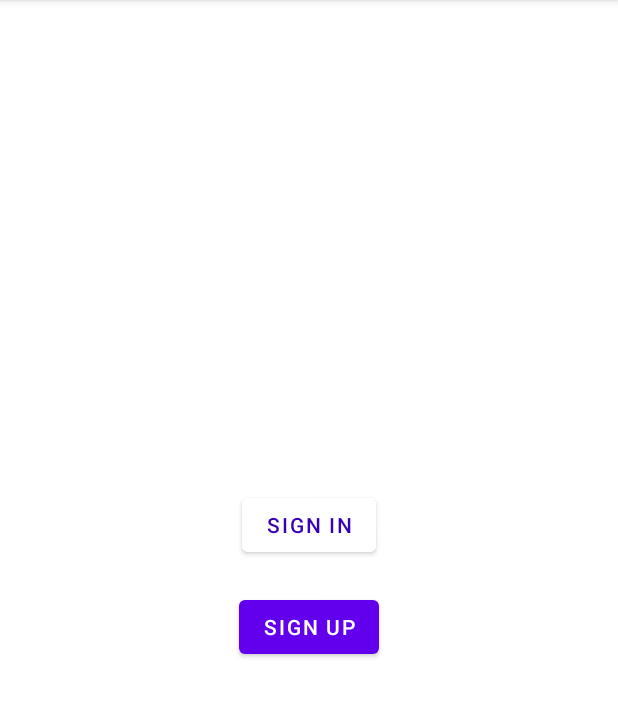
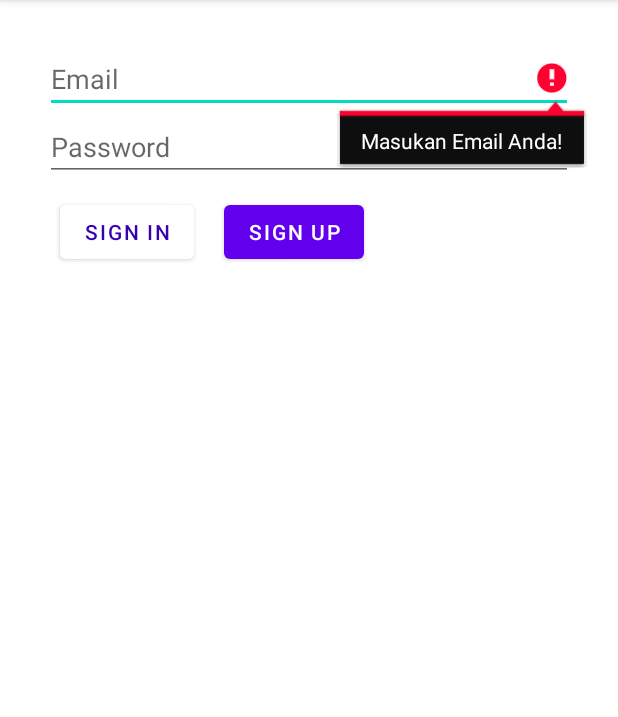
Before and after one commit to Arybobyku/OnlineShopAndroid, an Android app: the LoginActivity screen opened directly, with no data from a screen before it, after a tap on "SIGN IN", on a phone screen of 412 x 824 dp, the part 84-801 px from its top. Run offline under Robolectric (Android 15) with nearby library versions, the phone set to English and light mode, and no system bars.

Commit message:
bikin Login Dengan Push Data dan fetch callback dan Registasi (ProgressBarr)

```diff
--- a/app/src/main/java/com/example/onlineshop/Activity/LoginActivity.kt
+++ b/app/src/main/java/com/example/onlineshop/Activity/LoginActivity.kt
@@ -5,8 +5,17 @@ import androidx.appcompat.app.AppCompatActivity
 import android.os.Bundle
 import android.view.View
 import android.widget.Button
+import android.widget.EditText
+import android.widget.ProgressBar
+import android.widget.Toast
 import com.example.onlineshop.Helper.SharedPref
+import com.example.onlineshop.MainActivity
 import com.example.onlineshop.R
+import com.example.onlineshop.app.ApiConfig
+import com.example.onlineshop.model.ResponseModel
+import retrofit2.Call
+import retrofit2.Callback
+import retrofit2.Response
 
 class LoginActivity : AppCompatActivity() {
     private lateinit var sp:SharedPref
@@ -23,7 +32,8 @@ class LoginActivity : AppCompatActivity() {
         //button login
         btn_SignIn = findViewById(R.id.Btn_SignIn)
         btn_SignIn.setOnClickListener {
-            sp.statusLogin(true)
+
+            checkUser()
         }
         //button daftar
         btn_SignUp = findViewById(R.id.Btn_SignUp)
@@ -32,4 +42,44 @@ class LoginActivity : AppCompatActivity() {
         }
 
     }
+    fun checkUser(){
+        val email:EditText = findViewById(R.id.Et_EmailLogin)
+        val password:EditText = findViewById(R.id.Et_PasswordLogin)
+
+        if(email.text.isEmpty()){
+            email.error="Masukan Email Anda!"
+            email.requestFocus()
+            return
+        }else if(password.text.isEmpty()){
+            password.error="Masukan Password Anda!"
+            password.requestFocus()
+            return
+        }
+
+        val pb_login:ProgressBar = findViewById(R.id.Pb_Login)
+        pb_login.visibility = View.VISIBLE
+
+        ApiConfig.instanceRetrofit.login(email.text.toString(),password.text.toString()).enqueue(object:Callback<ResponseModel>{
+            override fun onFailure(call: Call<ResponseModel>, t: Throwable) {
+                Toast.makeText(this@LoginActivity,"error"+t,Toast.LENGTH_LONG).show()
+            }
+            override fun onResponse(call: Call<ResponseModel>, response: Response<ResponseModel>) {
+                val respon= response.body()!!
+                if(respon.success==1){
+                    pb_login.visibility = View.GONE
+                    Toast.makeText(this@LoginActivity,respon.message,Toast.LENGTH_LONG).show()
+                    sp.statusLogin(true)
+                    val move:Intent= Intent(this@LoginActivity,MainActivity::class.java)
+                    //menghapus acticity flag yg ada di cache
+                    move.addFlags(Intent.FLAG_ACTIVITY_CLEAR_TOP or Intent.FLAG_ACTIVITY_NEW_TASK)
+                    startActivity(move)
+                    finish()
+                }else{
+                    pb_login.visibility = View.GONE
+                    Toast.makeText(this@LoginActivity,"Eror : "+respon.message,Toast.LENGTH_LONG).show()
+                }
+            }
+
+        })
+    }
 }
--- a/app/src/main/java/com/example/onlineshop/Fragment/AkunFragment.kt
+++ b/app/src/main/java/com/example/onlineshop/Fragment/AkunFragment.kt
@@ -1,11 +1,14 @@
 package com.example.onlineshop.Fragment
 
+import android.content.Context
+import android.content.Intent
 import android.os.Bundle
 import android.view.LayoutInflater
 import android.view.View
 import android.view.ViewGroup
 import android.widget.Button
 import androidx.fragment.app.Fragment
+import com.example.onlineshop.Activity.LoginActivity
 import com.example.onlineshop.Helper.SharedPref
 import com.example.onlineshop.R
 
@@ -28,6 +31,7 @@ class AkunFragment :Fragment(){
         btn_LogOut = view.findViewById(R.id.Btn_LogOut)
         btn_LogOut.setOnClickListener(View.OnClickListener {
             sp.statusLogin(false)
+            startActivity(Intent(activity,LoginActivity::class.java))
         })
 
     }
--- a/app/src/main/java/com/example/onlineshop/app/ApiService.kt
+++ b/app/src/main/java/com/example/onlineshop/app/ApiService.kt
@@ -17,11 +17,11 @@ interface ApiService {
         @Field("password") password:String
     ):Call<ResponseModel>
 
+    @FormUrlEncoded
     @POST("login")
     fun login(
-        @Field("name") name:String,
         @Field("email") email:String,
         @Field("password") password:String
 
-    ):Call<ResponseBody>
+    ):Call<ResponseModel>
 }
--- a/app/src/main/res/layout/activity_login.xml
+++ b/app/src/main/res/layout/activity_login.xml
@@ -1,17 +1,34 @@
 <?xml version="1.0" encoding="utf-8"?>
-<LinearLayout xmlns:android="http://schemas.android.com/apk/res/android"
+<RelativeLayout xmlns:android="http://schemas.android.com/apk/res/android"
     xmlns:app="http://schemas.android.com/apk/res-auto"
     xmlns:tools="http://schemas.android.com/tools"
     android:layout_width="match_parent"
     android:layout_height="match_parent"
-    android:orientation="vertical"
     tools:context=".Activity.LoginActivity">
 
     <LinearLayout
         android:layout_width="match_parent"
+        android:layout_height="wrap_content"
+        android:orientation="vertical"
+        android:layout_margin="30dp"
+        android:layout_gravity="center">
+
+        <EditText
+            android:id="@+id/Et_EmailLogin"
+            android:layout_width="match_parent"
+            android:layout_height="wrap_content"
+            android:hint="Email"/>
+        <EditText
+            android:id="@+id/Et_PasswordLogin"
+            android:layout_width="match_parent"
+            android:layout_height="wrap_content"
+            android:inputType="textPassword"
+            android:hint="Password"/>
+
+        <LinearLayout
+            android:layout_width="match_parent"
             android:layout_height="match_parent"
-        android:orientation="vertical"
-       android:gravity="center">
+            android:orientation="horizontal">
             <Button
                 android:id="@+id/Btn_SignIn"
                 android:layout_width="wrap_content"
@@ -28,5 +45,13 @@
                 android:layout_margin="10dp"
                 android:text="Sign Up"/>
         </LinearLayout>
+    </LinearLayout>
 
-</LinearLayout>
+    <ProgressBar
+        android:visibility="gone"
+        android:id="@+id/Pb_Login"
+        android:layout_width="40dp"
+        android:layout_centerInParent="true"
+        android:layout_height="40dp"/>
+
+</RelativeLayout>
```
Also changed, not shown: app/src/main/java/com/example/onlineshop/Activity/RegisterActivity.kt (+15 -2 lines), app/src/main/res/layout/activity_register.xml (+8 -3 lines). Lines whose indentation alone changed are shown as unchanged.
